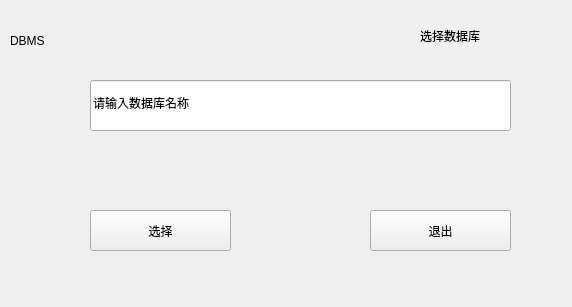
Above: selectdatabase.ui from jy-080610/DBMS before the change. Below: the same form after it.
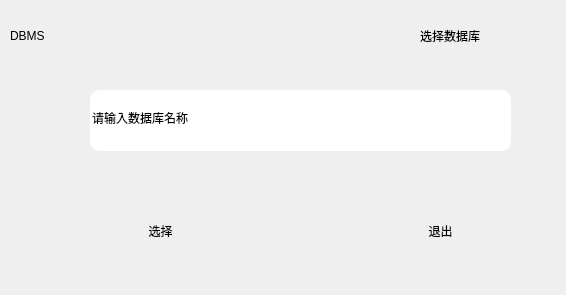
That is the form after the change. Icons and pictures are not drawn.

Patch:
```diff
--- a/selectdatabase.ui
+++ b/selectdatabase.ui
@@ -6,8 +6,8 @@
    <rect>
     <x>0</x>
     <y>0</y>
-    <width>572</width>
-    <height>307</height>
+    <width>566</width>
+    <height>295</height>
    </rect>
   </property>
   <property name="windowTitle">
@@ -19,12 +19,15 @@
   <widget class="QLabel" name="label">
    <property name="geometry">
     <rect>
-     <x>10</x>
-     <y>10</y>
-     <width>561</width>
-     <height>291</height>
+     <x>0</x>
+     <y>0</y>
+     <width>571</width>
+     <height>301</height>
     </rect>
    </property>
+   <property name="styleSheet">
+    <string notr="true">background-image: url(:/picture/88.jpg);</string>
+   </property>
    <property name="text">
     <string/>
    </property>
@@ -46,11 +49,21 @@
    <property name="geometry">
     <rect>
      <x>90</x>
-     <y>80</y>
+     <y>90</y>
      <width>421</width>
-     <height>51</height>
+     <height>61</height>
     </rect>
    </property>
+   <property name="styleSheet">
+    <string notr="true">QLineEdit {
+  
+ background-image: url(:/picture/b5.jpg);
+ border-color: rgb(93, 171, 255);
+    border-radius: 10px;
+    border-style: outset;
+  
+    }</string>
+   </property>
    <property name="text">
     <string>请输入数据库名称</string>
    </property>
@@ -59,11 +72,20 @@
    <property name="geometry">
     <rect>
      <x>90</x>
-     <y>210</y>
+     <y>200</y>
      <width>141</width>
-     <height>41</height>
+     <height>61</height>
     </rect>
    </property>
+   <property name="styleSheet">
+    <string notr="true">QPushButton {
+  
+	border-color: rgb(93, 171, 255);
+    border-radius: 20px;
+    border-style: outset;
+   background-image: url(:/picture/p2.jpg);
+    }</string>
+   </property>
    <property name="text">
     <string>选择</string>
    </property>
@@ -72,11 +94,20 @@
    <property name="geometry">
     <rect>
      <x>370</x>
-     <y>210</y>
+     <y>200</y>
      <width>141</width>
-     <height>41</height>
+     <height>61</height>
     </rect>
    </property>
+   <property name="styleSheet">
+    <string notr="true">QPushButton {
+  
+	border-color: rgb(93, 171, 255);
+    border-radius: 20px;
+    border-style: outset;
+   background-image: url(:/picture/p2.jpg);
+    }</string>
+   </property>
    <property name="text">
     <string>退出</string>
    </property>
@@ -86,8 +117,8 @@
     <rect>
      <x>10</x>
      <y>10</y>
-     <width>101</width>
-     <height>61</height>
+     <width>111</width>
+     <height>51</height>
     </rect>
    </property>
    <property name="styleSheet">
```
Left out of the diff: 4 changed lines with no effect on the pictures.
